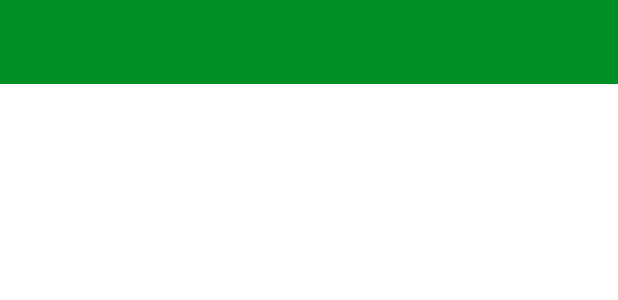
After one commit to iamr-kumar/FitInTenMinutes, an Android app: the layout activity_excercise.xml on its own in the app's theme, with its tools: preview values and no code run, on a phone screen of 412 x 824 dp. The commit adds this screen. Shown: the top 300 px of the screen. Run offline under Robolectric (Android 15) with nearby library versions, the light colour scheme and no system bars.

Commit message:
excercise activity setup

```diff
--- a/app/build.gradle
+++ b/app/build.gradle
@@ -23,6 +23,11 @@ android {
             proguardFiles getDefaultProguardFile('proguard-android-optimize.txt'), 'proguard-rules.pro'
         }
     }
+
+    buildFeatures {
+        viewBinding true
+    }
+
     compileOptions {
         sourceCompatibility JavaVersion.VERSION_1_8
         targetCompatibility JavaVersion.VERSION_1_8
--- /dev/null
+++ b/app/src/main/res/layout/activity_excercise.xml
@@ -0,0 +1,19 @@
+<?xml version="1.0" encoding="utf-8"?>
+<androidx.constraintlayout.widget.ConstraintLayout xmlns:android="http://schemas.android.com/apk/res/android"
+    xmlns:app="http://schemas.android.com/apk/res-auto"
+    xmlns:tools="http://schemas.android.com/tools"
+    android:layout_width="match_parent"
+    android:layout_height="match_parent"
+    tools:context=".ExcerciseActivity">
+
+    <androidx.appcompat.widget.Toolbar
+        android:id="@+id/toolbarExcerciseActivity"
+        android:layout_width="match_parent"
+        android:layout_height="?android:attr/actionBarSize"
+        android:background="@color/accent_color"
+        app:layout_constraintTop_toTopOf="parent"
+        app:layout_constraintStart_toStartOf="parent"
+        app:layout_constraintEnd_toEndOf="parent"
+        />
+
+</androidx.constraintlayout.widget.ConstraintLayout>
--- a/app/src/main/res/values/colors.xml
+++ b/app/src/main/res/values/colors.xml
@@ -7,4 +7,7 @@
     <color name="teal_700">#FF018786</color>
     <color name="black">#FF000000</color>
     <color name="white">#FFFFFFFF</color>
+    <color name="main_color">#B2212121</color>
+    <color name="accent_color">#008F24</color>
+    <color name="colorHighLighted">#C4C4C4</color>
 </resources>
--- a/app/src/main/res/values/strings.xml
+++ b/app/src/main/res/values/strings.xml
@@ -1,3 +1,5 @@
 <resources>
     <string name="app_name">FitInSevenMinutes</string>
+    <string name="str_start">START</string>
+    <string name="image">image</string>
 </resources>
--- a/app/src/main/res/values/themes.xml
+++ b/app/src/main/res/values/themes.xml
@@ -2,15 +2,16 @@
     <!-- Base application theme. -->
     <style name="Theme.FitInSevenMinutes" parent="Theme.MaterialComponents.DayNight.DarkActionBar">
         <!-- Primary brand color. -->
-        <item name="colorPrimary">@color/purple_500</item>
-        <item name="colorPrimaryVariant">@color/purple_700</item>
+        <item name="colorPrimary">@color/main_color</item>
+        <item name="colorPrimaryVariant">@color/main_color</item>
         <item name="colorOnPrimary">@color/white</item>
+        <item name="colorAccent">@color/accent_color</item>
         <!-- Secondary brand color. -->
         <item name="colorSecondary">@color/teal_200</item>
         <item name="colorSecondaryVariant">@color/teal_700</item>
         <item name="colorOnSecondary">@color/black</item>
         <!-- Status bar color. -->
-        <item name="android:statusBarColor" tools:targetApi="l">?attr/colorPrimaryVariant</item>
+        <item name="android:statusBarColor" tools:targetApi="l">?attr/colorAccent</item>
         <!-- Customize your theme here. -->
     </style>
 </resources>
```
Also changed, not shown: app/src/main/AndroidManifest.xml (+6 -1 lines), app/src/main/java/com/example/fitinsevenminutes/ExcerciseActivity.kt (added, +23 -0 lines), app/src/main/java/com/example/fitinsevenminutes/MainActivity.kt (+13 -1 lines), app/src/main/res/drawable/item_circular_color_accent_border.xml (added, +8 -0 lines), app/src/main/res/drawable/item_color_accent_border_ripple_background.xml (added, +9 -0 lines), app/src/main/res/layout/activity_main.xml (+25 -6 lines), app/src/main/res/values/dimen.xml (added, +9 -0 lines), app/src/main/res/drawable/img_main_page.png (added).
